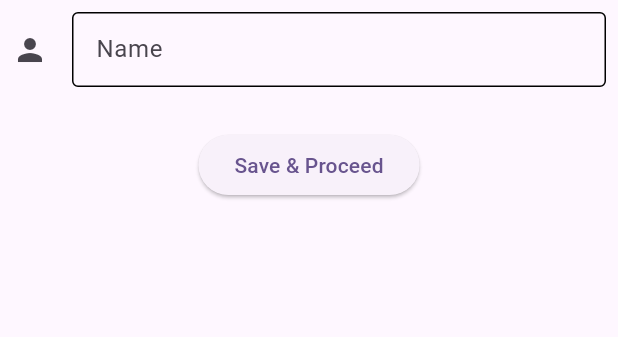
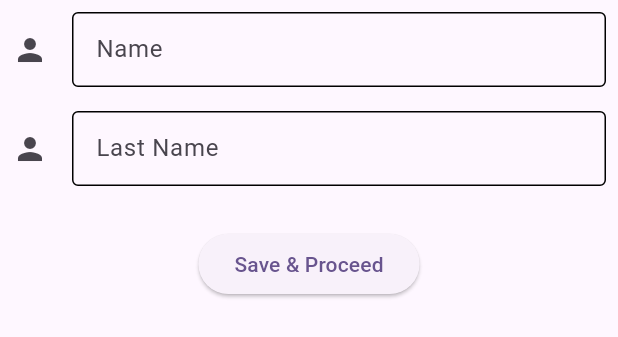
Before and after one commit to COS301-SE-2023/AI-CV-Generator, a Flutter app: the PersonalDetailsForm widget shown alone on an empty page, opened directly, on a phone screen of 412 x 824 dp. Shown: the top 337 px of the screen. Run offline on Flutter 3.47's test engine with Material 2 defaults, Android fonts, the phone set to English and light mode, and no system bars.

Commit message:
Update create.dart

```diff
--- a/fe/lib/pages/create.dart
+++ b/fe/lib/pages/create.dart
@@ -45,6 +45,30 @@
                     icon: Icon(Icons.person),
                     hintText: 'Enter your name',
                     labelText: 'Name',
+                    enabledBorder: OutlineInputBorder(),
+                  ),
+                ),
+              ),
+            ),
+          ),
+
+          Padding(
+            padding: const EdgeInsets.all(8.0),
+            child: Center (
+              child: ConstrainedBox(
+                constraints: BoxConstraints.tight(const Size(550,50)),
+                child: TextFormField(
+                  // The validator receives the text that the user has entered.
+                  validator: (value) {
+                    if (value == null || value.isEmpty) {
+                      return 'Please enter some text';
+                    }
+                    return null;
+                  },
+                  decoration: const InputDecoration(
+                    icon: Icon(Icons.person),
+                    hintText: 'Enter your last name',
+                    labelText: 'Last Name',
                     enabledBorder: OutlineInputBorder(),
                   ),
                 ),
```
